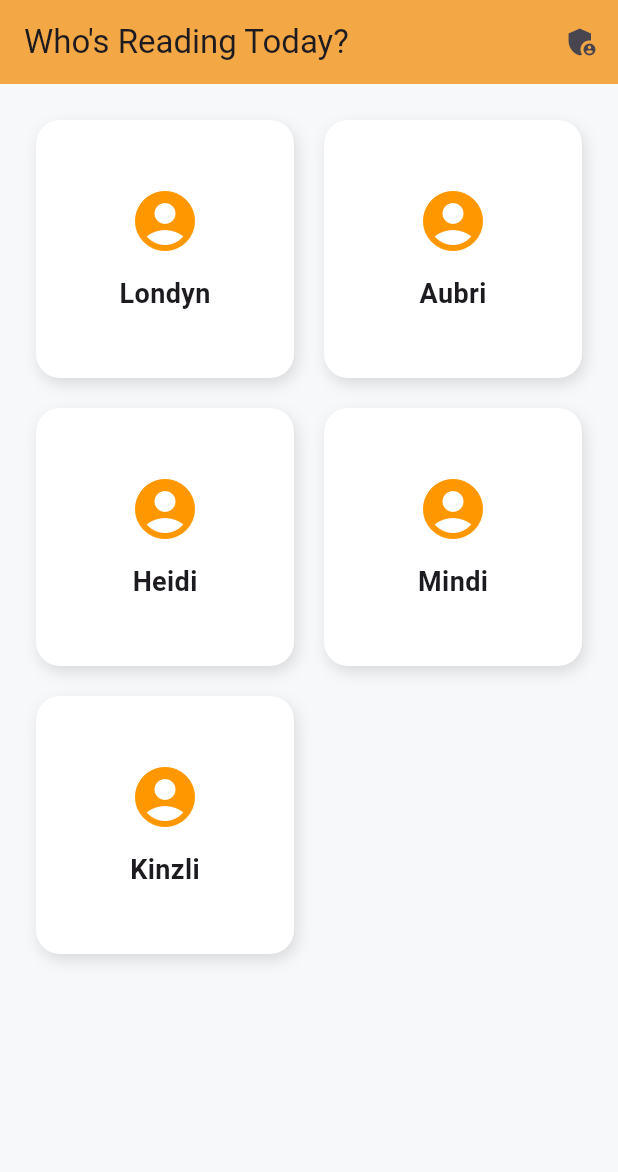
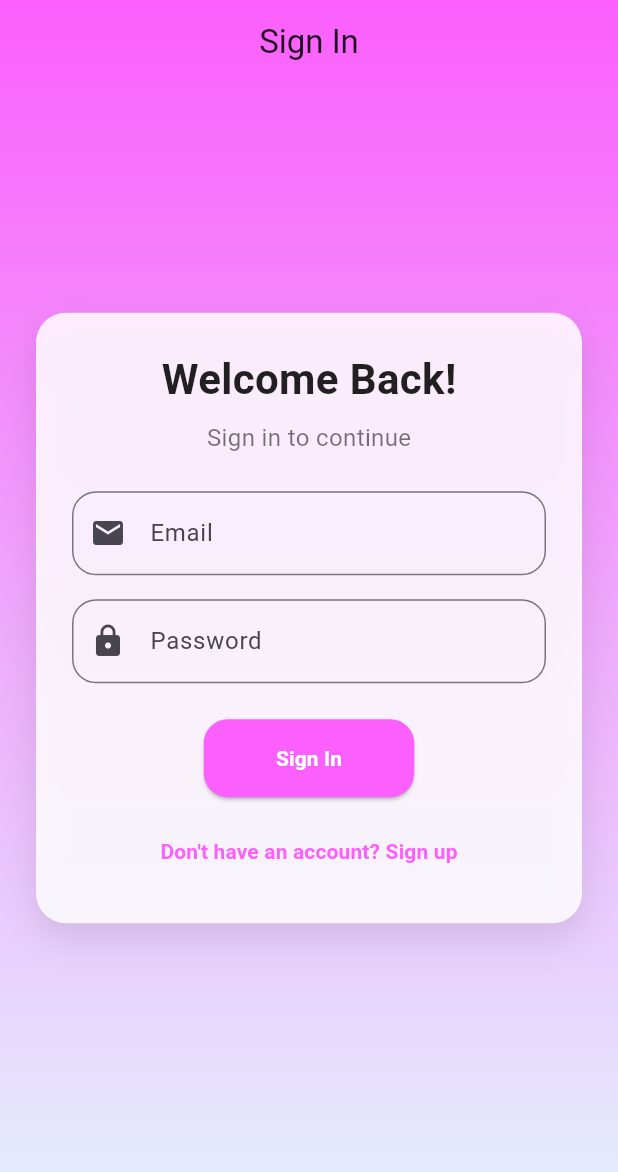
Before and after one commit to TravisAshcraft/readquest, a Flutter app: the screen it shows after launch, on a phone screen of 412 x 824 dp. Shown: the top 1172 px of the screen. Run offline on Flutter 3.47's test engine with Material 3 defaults, Android fonts, the phone set to English and light mode, and no system bars; our stand-ins replace shared_preferences.

Commit message:
added a logt
added a logt

```diff
--- a/lib/main.dart
+++ b/lib/main.dart
@@ -1,8 +1,11 @@
 import 'package:flutter/material.dart';
 import 'package:readquest/screens/reader_selection_screen.dart';
+import 'package:readquest/screens/signup_screen.dart';
+import 'package:readquest/screens/terms_screen.dart';
 import 'package:readquest/services/user_service.dart';
 import 'package:shared_preferences/shared_preferences.dart';
 import 'package:readquest/screens/manage_books_screen.dart';
+import 'package:readquest/screens/signin_screen.dart'; // <-- new screen
 import 'models/user.dart';
 import 'theme/app_colors.dart';
 import 'screens/dashboard_screen.dart';
@@ -27,78 +30,13 @@ class ReadQuestApp extends StatelessWidget {
           bodyMedium: TextStyle(fontFamily: 'Roboto', fontSize: 16),
         ),
       ),
-        // register the admin page under a named route
       routes: {
         '/manage-books': (_) => const ManageBooksScreen(),
-          },
-      home: const ReaderLoader(),
+        '/signin': (_) => const SignInScreen(), // <-- new route
+        '/signup': (_) => const SignUpScreen(),
+        '/terms': (context) => const TermsScreen(),
+      },
+      home: const SignInScreen(), // <-- new home screen
     );
   }
 }
-
-class ReaderLoader extends StatefulWidget {
-  const ReaderLoader({super.key});
-
-  @override
-  State<ReaderLoader> createState() => _ReaderLoaderState();
-}
-
-class _ReaderLoaderState extends State<ReaderLoader> {
-  String? reader;
-  User? user;
-
-  @override
-  void initState() {
-    super.initState();
-    _loadReader();
-  }
-
-  Future<void> _loadReader() async {
-    final prefs = await SharedPreferences.getInstance();
-    final savedReader = prefs.getString('selectedReader');
-
-    if (savedReader != null) {
-      // fetch the user before setState
-      try {
-        final fetchedUser = await fetchUserByName(savedReader);
-        setState(() {
-          reader = savedReader;
-          user   = fetchedUser;
-        });
-      } catch (e) {
-        // handle errors (e.g. clear prefs and show selection again)
-        await prefs.remove('selectedReader');
-        setState(() {
-          reader = null;
-          user   = null;
-        });
-      }
-    }
-  }
-
-  @override
-  Widget build(BuildContext context) {
-    if (reader == null) {
-      // Show reader selection screen
-      return ReaderSelectScreen(onSelected: (name) async {
-        final prefs = await SharedPreferences.getInstance();
-        await prefs.setString('selectedReader', name);
-
-        reader = name;
-        user = await fetchUserByName(name);
-        setState(() {});
-      });
-    }
-    // Reader selected but user data not yet loaded
-    if (user == null) {
-      return const Scaffold(
-        body: Center(child: CircularProgressIndicator()),
-      );
-    }
-
-    // Both reader and user are ready
-    return DashboardScreen(readerName: user!.name);
-  }
-
-
-}
--- a/lib/screens/dashboard_screen.dart
+++ b/lib/screens/dashboard_screen.dart
@@ -2,7 +2,7 @@
 
 import 'package:flutter/material.dart';
 import 'package:shared_preferences/shared_preferences.dart';
-import 'package:readquest/main.dart';                    // for ReaderLoader
+import 'package:readquest/screens/signin_screen.dart';
 import 'package:readquest/screens/quiz_screen.dart';
 import 'package:readquest/screens/manage_books_screen.dart';
 import '../models/user.dart';
@@ -54,9 +54,9 @@ class _DashboardScreenState extends State<DashboardScreen> {
   Future<void> _switchReader() async {
     final prefs = await SharedPreferences.getInstance();
     await prefs.remove('selectedReader');
-    // Pop everything and go back to ReaderLoader
+    // Pop everything and go back to SignInScreen
     Navigator.of(context).pushAndRemoveUntil(
-      MaterialPageRoute(builder: (_) => const ReaderLoader()),
+      MaterialPageRoute(builder: (_) => const SignInScreen()),
           (_) => false,
     );
   }
--- /dev/null
+++ b/lib/screens/signin_screen.dart
@@ -0,0 +1,202 @@
+import 'dart:convert';
+import 'package:flutter/material.dart';
+import 'package:http/http.dart' as http;
+import 'package:shared_preferences/shared_preferences.dart';
+
+class SignInScreen extends StatefulWidget {
+  const SignInScreen({Key? key}) : super(key: key);
+
+  @override
+  State<SignInScreen> createState() => _SignInScreenState();
+}
+
+class _SignInScreenState extends State<SignInScreen> {
+  final _formKey = GlobalKey<FormState>();
+  String _email = '';
+  String _password = '';
+  bool _isLoading = false;
+  String? _errorMessage;
+
+  Future<void> _signIn() async {
+    setState(() {
+      _isLoading = true;
+      _errorMessage = null;
+    });
+
+    try {
+      final response = await http.post(
+        Uri.parse('https://readquest.halfbytegames.net/auth/signin'),
+        headers: {'Content-Type': 'application/json'},
+        body: jsonEncode({
+          'email': _email.trim(),
+          'password': _password,
+        }),
+      );
+
+      if (response.statusCode == 200) {
+        final data = jsonDecode(response.body);
+        final token = data['access_token'];
+
+        final prefs = await SharedPreferences.getInstance();
+        await prefs.setString('token', token);
+
+        Navigator.pushReplacementNamed(context, '/home');
+      } else {
+        final data = jsonDecode(response.body);
+        setState(() {
+          _errorMessage = data['detail'] ?? 'Invalid credentials';
+        });
+      }
+    } catch (e) {
+      setState(() {
+        _errorMessage = 'Something went wrong. Please try again.';
+      });
+    } finally {
+      setState(() => _isLoading = false);
+    }
+  }
+
+  @override
+  Widget build(BuildContext context) {
+    return Scaffold(
+      extendBodyBehindAppBar: true,
+      appBar: AppBar(
+        title: const Text('Sign In'),
+        centerTitle: true,
+        elevation: 0,
+        backgroundColor: Colors.transparent,
+        foregroundColor: Colors.black87,
+      ),
+      body: Container(
+        decoration: const BoxDecoration(
+          gradient: LinearGradient(
+            colors: [Color(0xFFFB5FFC), Color(0xFFE3F2FD)],
+            begin: Alignment.topCenter,
+            end: Alignment.bottomCenter,
+          ),
+        ),
+        child: Center(
+          child: SingleChildScrollView(
+            padding: const EdgeInsets.all(24),
+            child: Container(
+              padding: const EdgeInsets.all(24),
+              decoration: BoxDecoration(
+                color: Colors.white.withOpacity(0.85),
+                borderRadius: BorderRadius.circular(20),
+                boxShadow: [
+                  BoxShadow(
+                    blurRadius: 20,
+                    color: Colors.black.withOpacity(0.1),
+                    offset: const Offset(0, 10),
+                  ),
+                ],
+              ),
+              child: Form(
+                key: _formKey,
+                child: Column(
+                  mainAxisSize: MainAxisSize.min,
+                  children: [
+                    const Text(
+                      'Welcome Back!',
+                      style: TextStyle(
+                        fontSize: 28,
+                        fontWeight: FontWeight.bold,
+                        color: Colors.black87,
+                      ),
+                    ),
+                    const SizedBox(height: 8),
+                    const Text(
+                      'Sign in to continue',
+                      style: TextStyle(color: Colors.black54),
+                    ),
+                    const SizedBox(height: 24),
+                    if (_errorMessage != null)
+                      Padding(
+                        padding: const EdgeInsets.only(bottom: 16),
+                        child: Text(
+                          _errorMessage!,
+                          style: const TextStyle(color: Colors.red),
+                          textAlign: TextAlign.center,
+                        ),
+                      ),
+                    TextFormField(
+                      decoration: InputDecoration(
+                        labelText: 'Email',
+                        prefixIcon: const Icon(Icons.email),
+                        border: OutlineInputBorder(
+                          borderRadius: BorderRadius.circular(16),
+                        ),
+                      ),
+                      onChanged: (value) => _email = value,
+                      validator: (value) =>
+                      value == null || !value.contains('@')
+                          ? 'Enter a valid email'
+                          : null,
+                    ),
+                    const SizedBox(height: 16),
+                    TextFormField(
+                      decoration: InputDecoration(
+                        labelText: 'Password',
+                        prefixIcon: const Icon(Icons.lock),
+                        border: OutlineInputBorder(
+                          borderRadius: BorderRadius.circular(16),
+                        ),
+                      ),
+                      obscureText: true,
+                      onChanged: (value) => _password = value,
+                      validator: (value) =>
+                      value == null || value.length < 6
+                          ? 'Min 6 characters'
+                          : null,
+                    ),
+          const SizedBox(height: 24),
+          _isLoading
+              ? const CircularProgressIndicator()
+              : Column(
+            children: [
+              ElevatedButton(
+                onPressed: () {
+                  if (_formKey.currentState!.validate()) {
+                    _signIn();
+                  }
+                },
+                style: ElevatedButton.styleFrom(
+                  backgroundColor: const Color(0xFFFB5FFC),
+                  padding: const EdgeInsets.symmetric(
+                      vertical: 16, horizontal: 48),
+                  shape: RoundedRectangleBorder(
+                    borderRadius: BorderRadius.circular(16),
+                  ),
+                ),
+                child: const Text(
+                  'Sign In',
+                  style: TextStyle(
+                      fontWeight: FontWeight.bold,
+                      color: Colors.white),
+                ),
+              ),
+              const SizedBox(height: 12),
+              TextButton(
+                onPressed: () {
+                  Navigator.pushNamed(context, '/signup');
+                },
+                child: const Text(
+                  "Don't have an account? Sign up",
+                  style: TextStyle(
+                    color: Color(0xFFFB5FFC),
+                    fontWeight: FontWeight.w600,
+                  ),
+                ),
+              ),
+            ],
+          ),
+                  ],
+                ),
+              ),
+            ),
+          ),
+        ),
+      ),
+    );
+  }
+}
--- a/lib/services/user_service.dart
+++ b/lib/services/user_service.dart
@@ -3,7 +3,7 @@ import 'package:http/http.dart' as http;
 import '../models/user.dart';
 
 Future<User> fetchUserByName(String name) async {
-  final response = await http.get(Uri.parse('http://98.22.140.98:8080/get-user-progress?name=$name'));
+  final response = await http.get(Uri.parse('https://readquest.halfbytegames.net/get-user-progress?name=$name'));
 
 
   if (response.statusCode == 200) {
```
Also changed, not shown: lib/screens/signup_screen.dart (added, +275 -0 lines), lib/screens/terms_screen.dart (added, +74 -0 lines), pubspec.lock, 6 other files.
